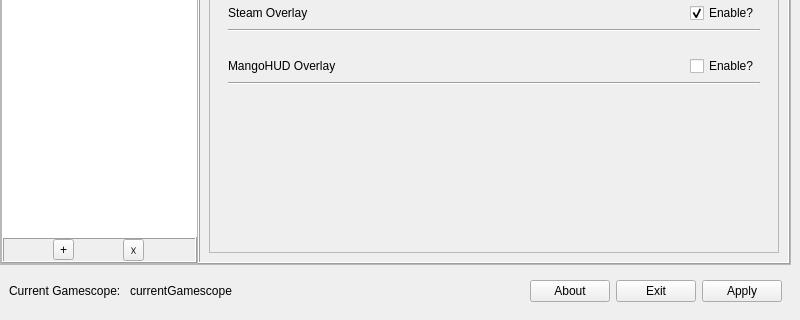
Old version of the form mainwindow.ui in the repository rfrench3/scopebuddy-gui; both pictures show x 0 to 800 and y 374 to 694 of the 800 by 694 pixel window.
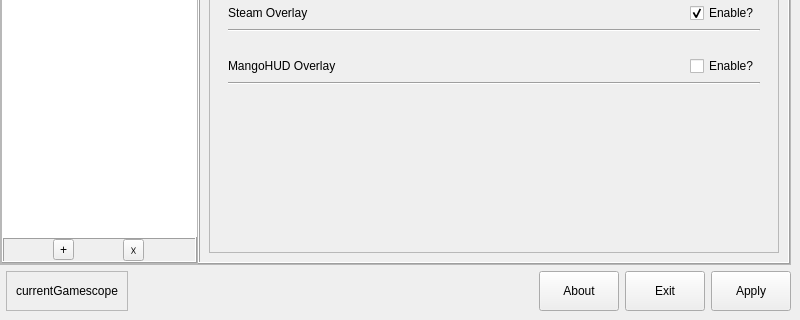
New version of the form. Icons and pictures are not drawn.

Commit message: slightly updated UI, prepping code for more features

What changed in the file:
```diff
--- a/mainwindow.ui
+++ b/mainwindow.ui
@@ -999,18 +999,69 @@
        <enum>QFrame::Shadow::Plain</enum>
       </property>
       <layout class="QHBoxLayout" name="horizontalLayout_2">
+       <property name="leftMargin">
+        <number>6</number>
+       </property>
+       <property name="topMargin">
+        <number>0</number>
+       </property>
+       <property name="rightMargin">
+        <number>0</number>
+       </property>
+       <property name="bottomMargin">
+        <number>0</number>
+       </property>
        <item>
-        <widget class="QLabel" name="label_displayGamescope">
-         <property name="text">
-          <string>Current Gamescope: </string>
+        <widget class="QScrollArea" name="scrollArea">
+         <property name="sizePolicy">
+          <sizepolicy hsizetype="Maximum" vsizetype="Fixed">
+           <horstretch>0</horstretch>
+           <verstretch>0</verstretch>
+          </sizepolicy>
          </property>
-        </widget>
-       </item>
-       <item>
-        <widget class="QLabel" name="variable_displayGamescope">
-         <property name="text">
-          <string>currentGamescope</string>
+         <property name="maximumSize">
+          <size>
+           <width>16777215</width>
+           <height>40</height>
+          </size>
          </property>
+         <property name="verticalScrollBarPolicy">
+          <enum>Qt::ScrollBarPolicy::ScrollBarAlwaysOff</enum>
+         </property>
+         <property name="horizontalScrollBarPolicy">
+          <enum>Qt::ScrollBarPolicy::ScrollBarAlwaysOff</enum>
+         </property>
+         <property name="sizeAdjustPolicy">
+          <enum>QAbstractScrollArea::SizeAdjustPolicy::AdjustToContents</enum>
+         </property>
+         <property name="widgetResizable">
+          <bool>true</bool>
+         </property>
+         <widget class="QWidget" name="scrollAreaWidgetContents_2">
+          <property name="geometry">
+           <rect>
+            <x>0</x>
+            <y>0</y>
+            <width>129</width>
+            <height>36</height>
+           </rect>
+          </property>
+          <layout class="QGridLayout" name="gridLayout_2">
+           <item row="0" column="0">
+            <widget class="QLabel" name="variable_displayGamescope">
+             <property name="sizePolicy">
+              <sizepolicy hsizetype="MinimumExpanding" vsizetype="Expanding">
+               <horstretch>0</horstretch>
+               <verstretch>0</verstretch>
+              </sizepolicy>
+             </property>
+             <property name="text">
+              <string>currentGamescope</string>
+             </property>
+            </widget>
+           </item>
+          </layout>
+         </widget>
         </widget>
        </item>
        <item>
@@ -1020,7 +1071,7 @@
          </property>
          <property name="sizeHint" stdset="0">
           <size>
-           <width>143</width>
+           <width>40</width>
            <height>20</height>
           </size>
          </property>
@@ -1028,6 +1079,18 @@
        </item>
        <item>
         <widget class="QPushButton" name="pushButton_about">
+         <property name="sizePolicy">
+          <sizepolicy hsizetype="Fixed" vsizetype="Fixed">
+           <horstretch>0</horstretch>
+           <verstretch>0</verstretch>
+          </sizepolicy>
+         </property>
+         <property name="maximumSize">
+          <size>
+           <width>16777215</width>
+           <height>40</height>
+          </size>
+         </property>
          <property name="text">
           <string>About</string>
          </property>
@@ -1038,6 +1101,18 @@
        </item>
        <item>
         <widget class="QPushButton" name="pushButton_exit">
+         <property name="sizePolicy">
+          <sizepolicy hsizetype="Fixed" vsizetype="Fixed">
+           <horstretch>0</horstretch>
+           <verstretch>0</verstretch>
+          </sizepolicy>
+         </property>
+         <property name="maximumSize">
+          <size>
+           <width>16777215</width>
+           <height>40</height>
+          </size>
+         </property>
          <property name="text">
           <string>Exit</string>
          </property>
@@ -1045,6 +1120,18 @@
        </item>
        <item>
         <widget class="QPushButton" name="pushButton_apply">
+         <property name="sizePolicy">
+          <sizepolicy hsizetype="Fixed" vsizetype="Fixed">
+           <horstretch>0</horstretch>
+           <verstretch>0</verstretch>
+          </sizepolicy>
+         </property>
+         <property name="maximumSize">
+          <size>
+           <width>16777215</width>
+           <height>40</height>
+          </size>
+         </property>
          <property name="text">
           <string>Apply</string>
          </property>
```
Left out of the diff: 2 changed lines with no effect on the pictures. The commit also changes 5 other files.
